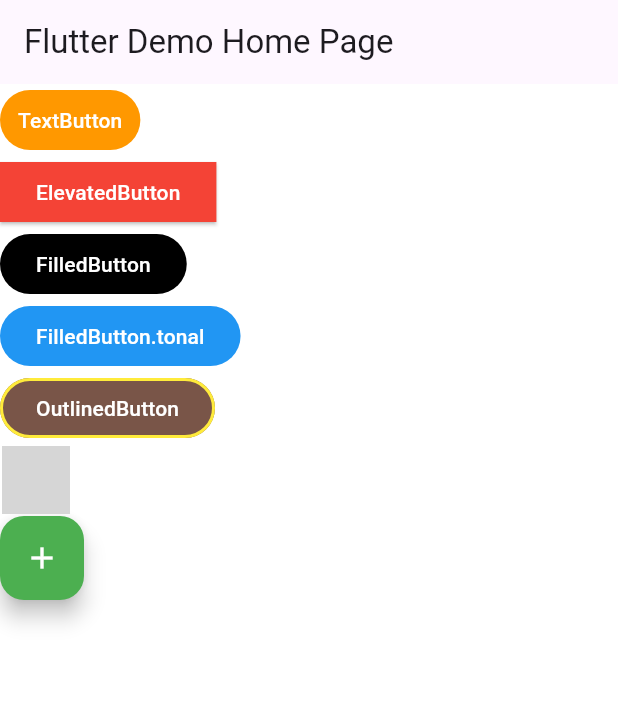
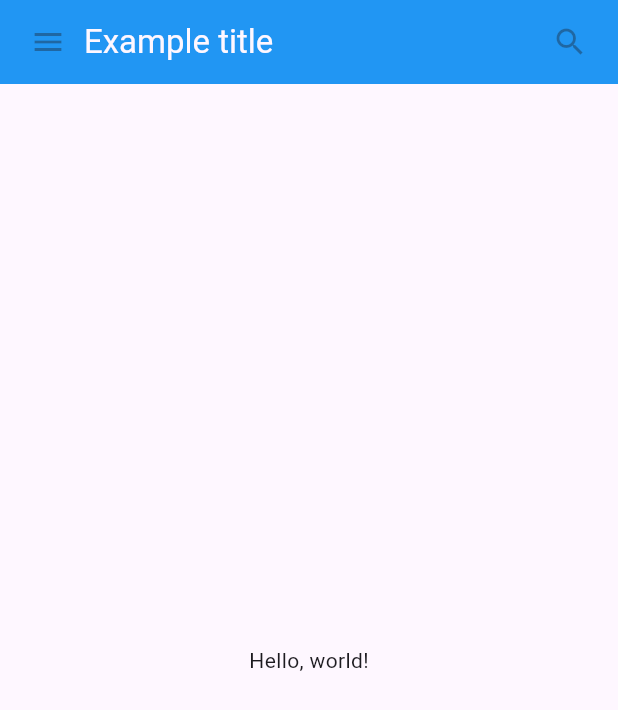
Before and after one commit to yrjwcharm/FlutterLearn, a Flutter app: the screen it shows after launch, on a phone screen of 412 x 824 dp. Shown: the top 710 px of the screen. Run offline on Flutter 3.47's test engine with Material 3 defaults, Android fonts, the phone set to English and light mode, and no system bars; grey boxes are pictures that could not be loaded.

Commit message:
fix: 优化代码逻辑

```diff
--- a/lib/main.dart
+++ b/lib/main.dart
@@ -4,110 +4,71 @@
 import 'package:myflutterproject/state_manager.dart';
 
 void main() {
-  runApp(const MyApp());
+  runApp(
+    const MaterialApp(
+      title: 'My app', // used by the OS task switcher
+      home: SafeArea(child: MyScaffold()),
+    ),
+  );
 }
 
-class MyApp extends StatefulWidget {
-  const MyApp({super.key});
+class MyAppBar extends StatelessWidget {
+  const MyAppBar({required this.title, super.key});
 
-  @override
-  State<MyApp> createState() => _MyAppState();
-}
+  // Fields in a Widget subclass are always marked "final".
 
-class _MyAppState extends State<MyApp> {
-  @override
-  Widget build(BuildContext context) {
-    return MaterialApp(
-      title: 'Flutter Demo',
-      theme: ThemeData(
-        primarySwatch: Colors.blue,
-        scaffoldBackgroundColor: Colors.white,
-      ),
-      home: Scaffold(
-        appBar: AppBar(title: const Text('Flutter Demo Home Page')),
-        body: StateManager(data: 'Hello, World!', child: MyCounter()),
-      ),
-    );
-  }
-}
-
-class MyCounter extends StatelessWidget {
-  const MyCounter({super.key});
+  final Widget title;
 
   @override
   Widget build(BuildContext context) {
-    var data = StateManager.of(context)?.data ?? '';
-
-    //8个按钮
     return Container(
-      color: Colors.white,
-      width: double.infinity,
-      child: Column(
-        crossAxisAlignment: CrossAxisAlignment.start,
+      height: 56, // in logical pixels
+      padding: const EdgeInsets.symmetric(horizontal: 8),
+      decoration: BoxDecoration(color: Colors.blue[500]),
+      // Row is a horizontal, linear layout.
+      child: Row(
         children: [
-          TextButton(
-            onPressed: () {},
-            style: ButtonStyle(
-              backgroundColor: WidgetStateProperty.all(Colors.orange),
-            ),
-            child: Text('TextButton', style: TextStyle(color: Colors.white)),
+          const IconButton(
+            icon: Icon(Icons.menu),
+            tooltip: 'Navigation menu',
+            onPressed: null, // null disables the button
           ),
-          ElevatedButton(
-            onPressed: () {},
-            style: ButtonStyle(
-              shape: WidgetStateProperty.all(
-                RoundedRectangleBorder(borderRadius: BorderRadius.circular(0)),
-              ),
-              backgroundColor: WidgetStateProperty.all(Colors.red),
-              foregroundColor: WidgetStateProperty.all(Colors.white),
-            ),
-            child: Text('ElevatedButton'),
-          ),
-          FilledButton(
-            onPressed: () {},
-
-            style: ButtonStyle(
-              backgroundColor: WidgetStateProperty.all(Colors.black),
-              foregroundColor: WidgetStateProperty.all(Colors.white),
-            ),
-            child: Text('FilledButton'),
-          ),
-          FilledButton.tonal(
-            onPressed: () {},
-            style: ButtonStyle(
-              backgroundColor: WidgetStateProperty.all(Colors.blue),
-              foregroundColor: WidgetStateProperty.all(Colors.white),
-            ),
-            child: Text('FilledButton.tonal'),
-          ),
-
-          OutlinedButton(
-            onPressed: () {},
-
-            style: ButtonStyle(
-              side: WidgetStateProperty.all(
-                const BorderSide(color: Colors.yellow, width: 2),
-              ),
-              backgroundColor: WidgetStateProperty.all(Colors.brown),
-              foregroundColor: WidgetStateProperty.all(Colors.white),
-            ),
-            child: Text('OutlinedButton'),
-          ),
-          IconButton(
-            padding: const EdgeInsets.all(0),
-            onPressed: () {},
-            icon: Image.asset('web/icons/Icon-192.png', width: 45, height: 45),
-          ),
-          FloatingActionButton(
-            onPressed: () {
-              print('FloatingActionButton');
-            },
-            backgroundColor: Colors.green,
-            foregroundColor: Colors.white,
-            child: const Icon(Icons.add),
+          // Expanded expands its child
+          // to fill the available space.
+          Expanded(child: title),
+          const IconButton(
+            icon: Icon(Icons.search),
+            tooltip: 'Search',
+            onPressed: null,
           ),
         ],
       ),
     );
   }
 }
+
+class MyScaffold extends StatelessWidget {
+  const MyScaffold({super.key});
+
+  @override
+  Widget build(BuildContext context) {
+    // Material is a conceptual piece
+    // of paper on which the UI appears.
+    return Material(
+      // Column is a vertical, linear layout.
+      child: Column(
+        children: [
+          MyAppBar(
+            title: Text(
+              'Example title',
+              style:
+                  Theme.of(context) //
+                  .primaryTextTheme.titleLarge,
+            ),
+          ),
+          const Expanded(child: Center(child: Text('Hello, world!'))),
+        ],
+      ),
+    );
+  }
+}
--- a/pubspec.yaml
+++ b/pubspec.yaml
@@ -59,7 +59,8 @@
 
   # To add assets to your application, add an assets section, like this:
   assets:
-    - web/icons/Icon-192.png
+    - assets/
+    - web/icons/
   # An image asset can refer to one or more resolution-specific "variants", see
   # https://flutter.dev/to/resolution-aware-images
 
```
Also changed, not shown: assets/Icon-192.png (added), 1 other file.
